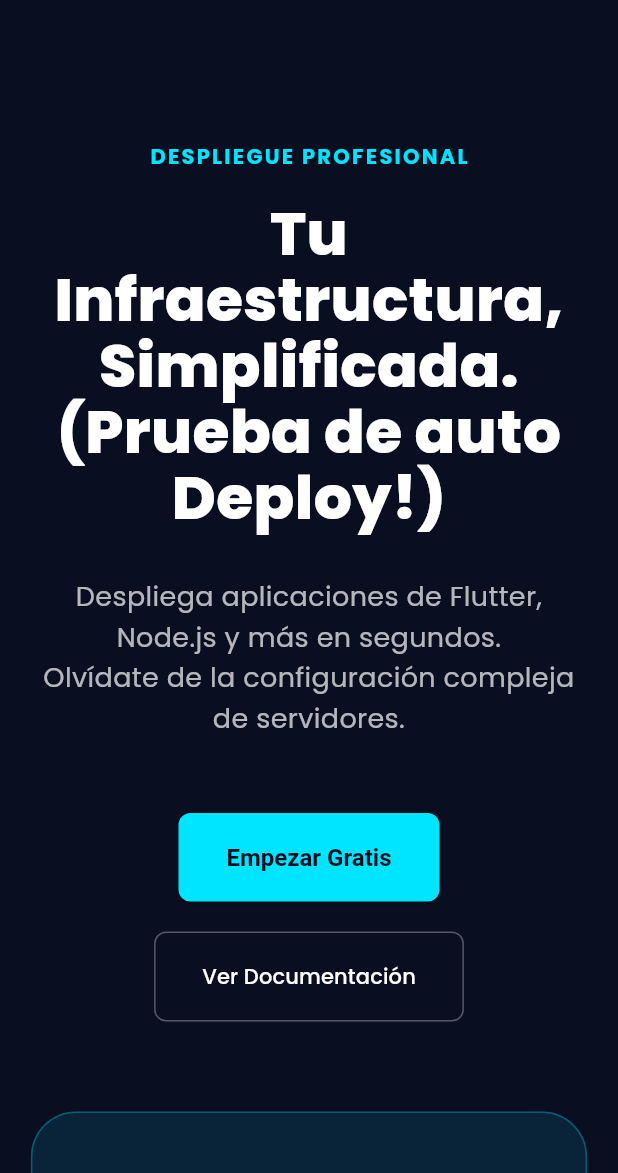
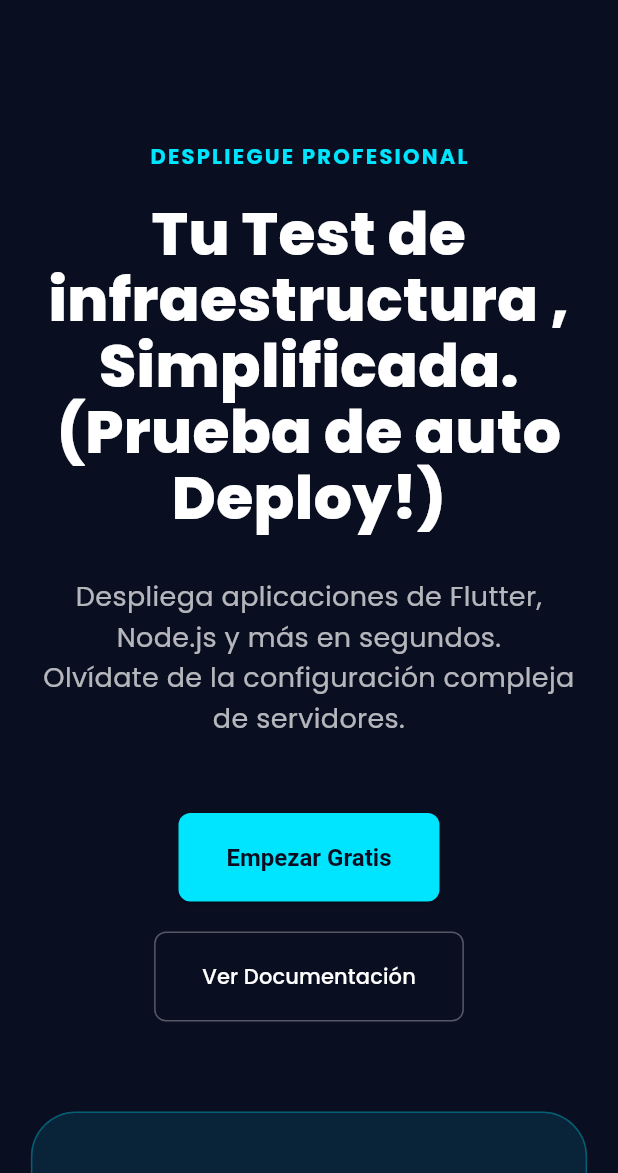
Before and after one commit to SrNiock/Test-Dokploy, a Flutter app: the screen it shows after launch, on a phone screen of 412 x 824 dp, the part 63-1236 px from its top. Run offline on Flutter 3.47's test engine with Material 3 defaults, Android fonts, the light colour scheme and no system bars; our stand-ins replace google_fonts.

Commit message:
Update infrastructure test message in main.dart

```diff
--- a/lib/main.dart
+++ b/lib/main.dart
@@ -108,7 +108,7 @@ class _HeroSection extends StatelessWidget {
         ),
         const SizedBox(height: 20),
         Text(
-          'Tu Infraestructura,\nSimplificada.(Prueba de auto Deploy!)',
+          'Tu Test de infraestructura ,\nSimplificada.(Prueba de auto Deploy!)',
           textAlign: textAlign,
           style: GoogleFonts.poppins(
             fontSize: isDesktop ? 60 : 40,
```
